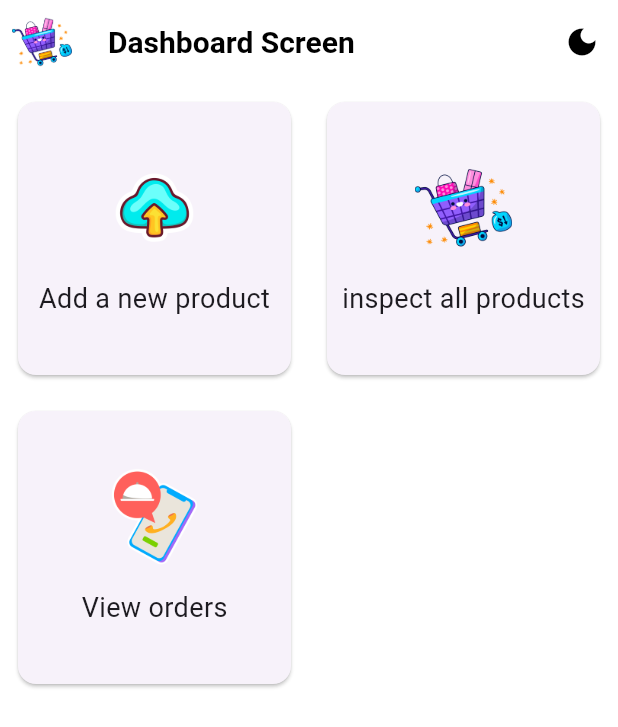
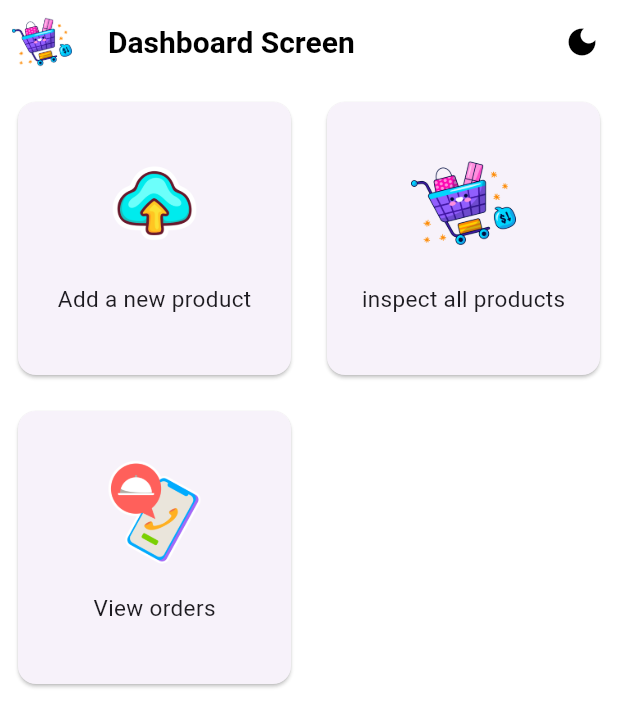
Before and after one commit to JacklynConn/shopsmart_admin, a Flutter app: the screen it shows after launch, on a phone screen of 412 x 824 dp. Shown: the top 727 px of the screen. Run offline on Flutter 3.47's test engine with Material 3 defaults, Android fonts, the phone set to English and light mode, and no system bars; our stand-ins replace cloud_firestore, dotted_border, fancy_shimmer_image, firebase_core, firebase_storage, fluttertoast and 3 more; missing offline and left inert: dynamic_height_grid_view; accounts and stored records are empty.

```diff
--- /dev/null
+++ b/devtools_options.yaml
@@ -0,0 +1 @@
+extensions:
--- a/lib/widgets/dasboard_btn.dart
+++ b/lib/widgets/dasboard_btn.dart
@@ -24,13 +24,18 @@ class DashboardButtonWidget extends StatelessWidget {
           children: [
             Image.asset(
               imagePath,
-              height: 65,
-              width: 65,
+              height: 70,
+              width: 70,
             ),
-            const SizedBox(height: 15),
-            SubtitleTextWidget(
-              label: title,
-              fontSize: 18,
+            const SizedBox(height: 10),
+            Padding(
+              padding: const EdgeInsets.all(8.0),
+              child: SubtitleTextWidget(
+                label: title,
+                fontSize: 15,
+                overflow: TextOverflow.ellipsis,
+                maxLines: 2,
+              ),
             ),
           ],
         ),
--- a/lib/widgets/subtitle_text.dart
+++ b/lib/widgets/subtitle_text.dart
@@ -9,6 +9,9 @@ class SubtitleTextWidget extends StatelessWidget {
     this.fontWeight = FontWeight.normal,
     this.color,
     this.textDecoration = TextDecoration.none,
+    this.maxLines,
+    this.overflow,
+
   });
 
   final String label;
@@ -17,6 +20,9 @@ class SubtitleTextWidget extends StatelessWidget {
   final FontWeight? fontWeight;
   final Color? color;
   final TextDecoration textDecoration;
+  final int? maxLines;
+  final TextOverflow? overflow;
+
   @override
   Widget build(BuildContext context) {
     return Text(
@@ -27,6 +33,7 @@ class SubtitleTextWidget extends StatelessWidget {
         color: color,
         fontStyle: fontStyle,
         decoration: textDecoration,
+        overflow: overflow,
       ),
     );
   }
```
Also changed, not shown: lib/screens/dashboard_screen.dart (+12 -8 lines), pubspec.lock.
